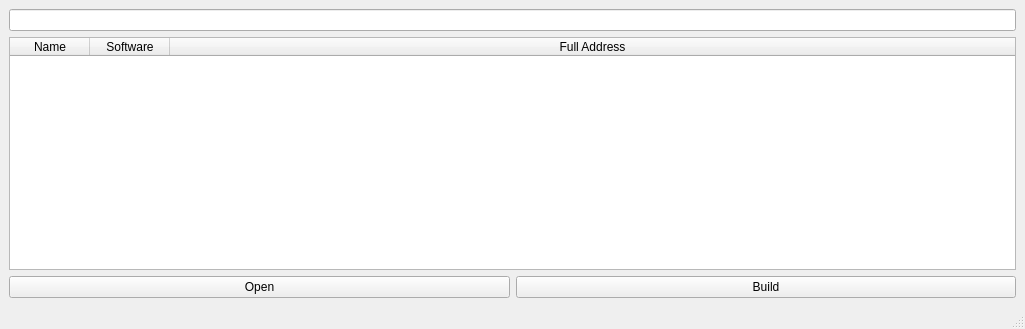
The window that manager/ui/qt/window.ui (Oreyato/Pipeline22) describes before a commit, drawn with Qt 5.
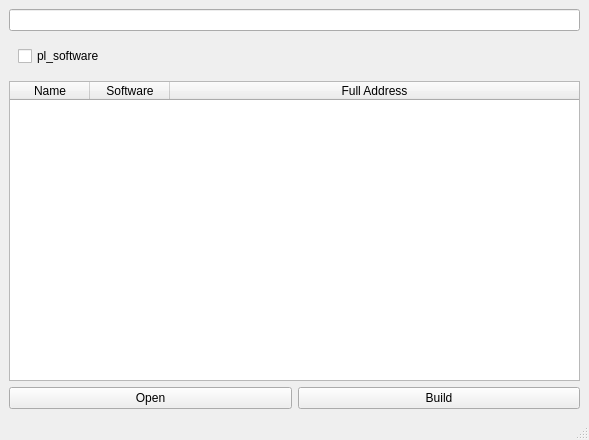
The same window after the commit.

Commit message: feat: dynamic software buttons creation

```diff
--- a/manager/ui/qt/window.ui
+++ b/manager/ui/qt/window.ui
@@ -6,8 +6,8 @@
    <rect>
     <x>0</x>
     <y>0</y>
-    <width>1025</width>
-    <height>329</height>
+    <width>589</width>
+    <height>440</height>
    </rect>
   </property>
   <property name="windowTitle">
@@ -18,11 +18,64 @@
   </property>
   <widget class="QWidget" name="centralwidget">
    <layout class="QGridLayout" name="gridLayout">
-    <item row="0" column="0">
+    <item row="1" column="2">
      <layout class="QVBoxLayout" name="verticalLayout">
       <item>
        <widget class="QLineEdit" name="le_demo"/>
       </item>
+      <item>
+       <layout class="QHBoxLayout" name="horizontalLayout_2"/>
+      </item>
+      <item>
+       <layout class="QHBoxLayout" name="horizontalLayout_4">
+        <item>
+         <layout class="QHBoxLayout" name="horizontalLayout_5">
+          <item>
+           <widget class="QWidget" name="lt_software" native="true">
+            <layout class="QHBoxLayout" name="ly_software">
+             <item>
+              <widget class="QCheckBox" name="pl_software">
+               <property name="text">
+                <string>pl_software</string>
+               </property>
+              </widget>
+             </item>
+            </layout>
+           </widget>
+          </item>
+          <item>
+           <spacer name="horizontalSpacer_2">
+            <property name="orientation">
+             <enum>Qt::Horizontal</enum>
+            </property>
+            <property name="sizeType">
+             <enum>QSizePolicy::Maximum</enum>
+            </property>
+            <property name="sizeHint" stdset="0">
+             <size>
+              <width>40</width>
+              <height>20</height>
+             </size>
+            </property>
+           </spacer>
+          </item>
+         </layout>
+        </item>
+        <item>
+         <spacer name="horizontalSpacer">
+          <property name="orientation">
+           <enum>Qt::Horizontal</enum>
+          </property>
+          <property name="sizeHint" stdset="0">
+           <size>
+            <width>40</width>
+            <height>20</height>
+           </size>
+          </property>
+         </spacer>
+        </item>
+       </layout>
+      </item>
       <item>
        <widget class="QTableWidget" name="t_resume">
         <property name="minimumSize">
```
Left out of the diff: 2 changed lines with no effect on the pictures. The commit also changes 5 other files.
